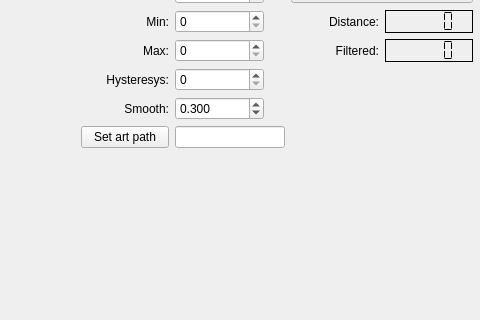
Above: mainwindow.ui from vvranjek/ugraffiti before the change; both pictures show x 0 to 480 and y 123 to 443 of the 587 by 443 pixel window. Below: the same form after it.
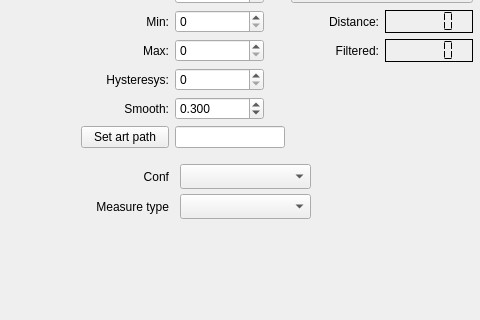
That is the form after the change.

```diff
--- a/mainwindow.ui
+++ b/mainwindow.ui
@@ -14,7 +14,7 @@
    <string>MainWindow</string>
   </property>
   <widget class="QWidget" name="centralWidget">
-   <widget class="QWidget" name="">
+   <widget class="QWidget" name="layoutWidget">
     <property name="geometry">
      <rect>
       <x>70</x>
@@ -241,6 +241,64 @@
      </item>
     </layout>
    </widget>
+   <widget class="QComboBox" name="confComboBox">
+    <property name="geometry">
+     <rect>
+      <x>180</x>
+      <y>270</y>
+      <width>131</width>
+      <height>25</height>
+     </rect>
+    </property>
+   </widget>
+   <widget class="QLabel" name="label_9">
+    <property name="geometry">
+     <rect>
+      <x>70</x>
+      <y>270</y>
+      <width>99</width>
+      <height>26</height>
+     </rect>
+    </property>
+    <property name="layoutDirection">
+     <enum>Qt::LeftToRight</enum>
+    </property>
+    <property name="text">
+     <string>Conf</string>
+    </property>
+    <property name="alignment">
+     <set>Qt::AlignRight|Qt::AlignTrailing|Qt::AlignVCenter</set>
+    </property>
+   </widget>
+   <widget class="QComboBox" name="MeasuretypeCombo">
+    <property name="geometry">
+     <rect>
+      <x>180</x>
+      <y>300</y>
+      <width>131</width>
+      <height>25</height>
+     </rect>
+    </property>
+   </widget>
+   <widget class="QLabel" name="label_10">
+    <property name="geometry">
+     <rect>
+      <x>70</x>
+      <y>300</y>
+      <width>99</width>
+      <height>26</height>
+     </rect>
+    </property>
+    <property name="layoutDirection">
+     <enum>Qt::LeftToRight</enum>
+    </property>
+    <property name="text">
+     <string>Measure type</string>
+    </property>
+    <property name="alignment">
+     <set>Qt::AlignRight|Qt::AlignTrailing|Qt::AlignVCenter</set>
+    </property>
+   </widget>
   </widget>
   <widget class="QMenuBar" name="menuBar">
    <property name="geometry">
```
